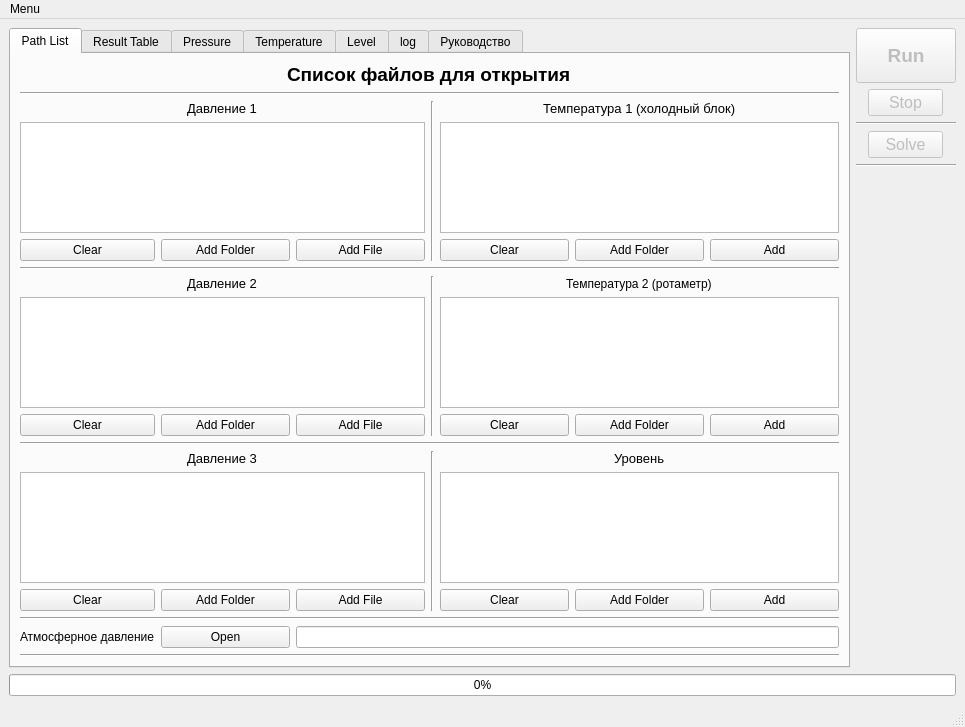
This is heliumLogs/MainWindow.ui in MrMeowlnir/meowproj as Qt 5 draws it before an edit. The edited form follows.
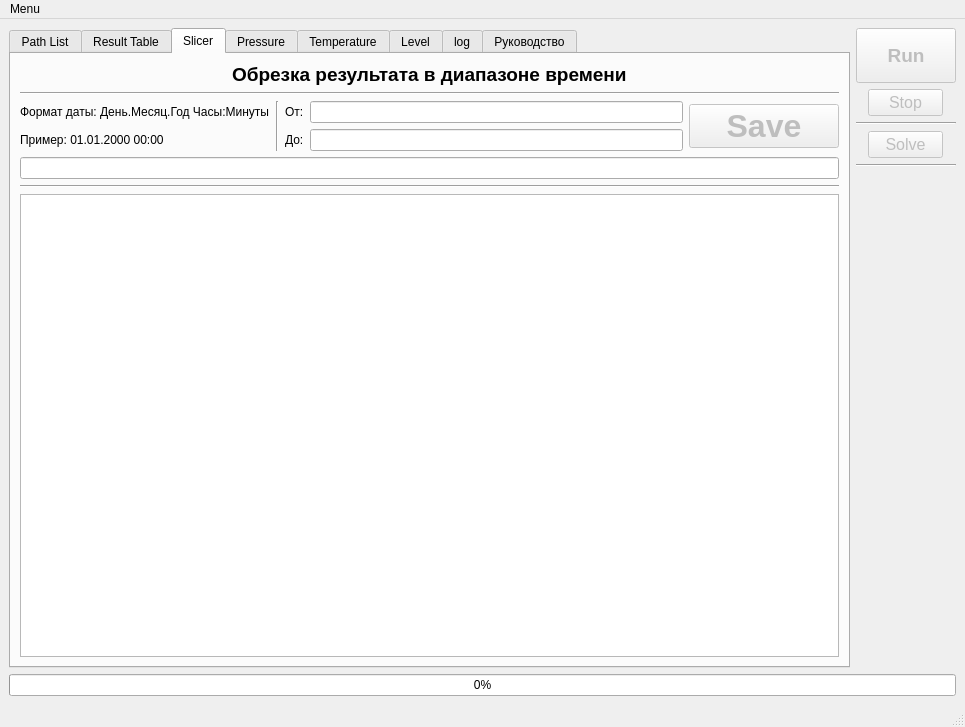
This is the edited form. The open tabs and pages were chosen to show the change.

Commit message:
Доработки 0.8
Исправлено заполнение формата данных по температурам - float вместо str
Добавлена обработка срезов данных по времени, с сохранением в файл excel по отдельным страницам P,T,T2,L,Full

The edit to the form file:
```diff
--- a/heliumLogs/MainWindow.ui
+++ b/heliumLogs/MainWindow.ui
@@ -135,6 +135,9 @@
       </item>
       <item row="0" column="0" rowspan="7">
        <widget class="QTabWidget" name="tabWidget">
+        <property name="tabShape">
+         <enum>QTabWidget::Rounded</enum>
+        </property>
         <property name="currentIndex">
          <number>0</number>
         </property>
@@ -545,6 +548,115 @@
           </item>
          </layout>
         </widget>
+        <widget class="QWidget" name="tab_2">
+         <attribute name="title">
+          <string>Slicer</string>
+         </attribute>
+         <layout class="QGridLayout" name="gridLayout_10">
+          <item row="3" column="0">
+           <widget class="QLabel" name="label_10">
+            <property name="text">
+             <string>Пример: 01.01.2000 00:00</string>
+            </property>
+           </widget>
+          </item>
+          <item row="2" column="2">
+           <widget class="QLabel" name="label_11">
+            <property name="text">
+             <string>От:</string>
+            </property>
+           </widget>
+          </item>
+          <item row="2" column="0">
+           <widget class="QLabel" name="label_9">
+            <property name="text">
+             <string>Формат даты: День.Месяц.Год Часы:Минуты</string>
+            </property>
+           </widget>
+          </item>
+          <item row="4" column="0" colspan="5">
+           <widget class="QLineEdit" name="edit_save_slice">
+            <property name="readOnly">
+             <bool>true</bool>
+            </property>
+           </widget>
+          </item>
+          <item row="0" column="0" colspan="5" alignment="Qt::AlignHCenter">
+           <widget class="QLabel" name="label_13">
+            <property name="font">
+             <font>
+              <pointsize>14</pointsize>
+              <weight>75</weight>
+              <bold>true</bold>
+             </font>
+            </property>
+            <property name="text">
+             <string>Обрезка результата в диапазоне времени</string>
+            </property>
+           </widget>
+          </item>
+          <item row="2" column="4" rowspan="2">
+           <widget class="QPushButton" name="button_save_slice">
+            <property name="enabled">
+             <bool>false</bool>
+            </property>
+            <property name="minimumSize">
+             <size>
+              <width>150</width>
+              <height>0</height>
+             </size>
+            </property>
+            <property name="font">
+             <font>
+              <pointsize>24</pointsize>
+              <weight>75</weight>
+              <bold>true</bold>
+             </font>
+            </property>
+            <property name="text">
+             <string>Save</string>
+            </property>
+           </widget>
+          </item>
+          <item row="2" column="3">
+           <widget class="QLineEdit" name="edit_from"/>
+          </item>
+          <item row="2" column="1" rowspan="2">
+           <widget class="Line" name="line_11">
+            <property name="orientation">
+             <enum>Qt::Vertical</enum>
+            </property>
+           </widget>
+          </item>
+          <item row="3" column="3">
+           <widget class="QLineEdit" name="edit_to"/>
+          </item>
+          <item row="6" column="0" colspan="5">
+           <widget class="QTableView" name="table_slice"/>
+          </item>
+          <item row="1" column="0" colspan="5">
+           <widget class="Line" name="line_12">
+            <property name="orientation">
+             <enum>Qt::Horizontal</enum>
+            </property>
+           </widget>
+          </item>
+          <item row="3" column="2">
+           <widget class="QLabel" name="label_12">
+            <property name="text">
+             <string>До:</string>
+            </property>
+           </widget>
+          </item>
+          <item row="5" column="0" colspan="5">
+           <widget class="Line" name="line_13">
+            <property name="orientation">
+             <enum>Qt::Horizontal</enum>
+            </property>
+           </widget>
+          </item>
+         </layout>
+        </widget>
         <widget class="QWidget" name="tab_press">
          <attribute name="title">
           <string>Pressure</string>
```
Left out of the diff: 23 changed lines with no effect on the pictures. The commit also changes 1 other file.
